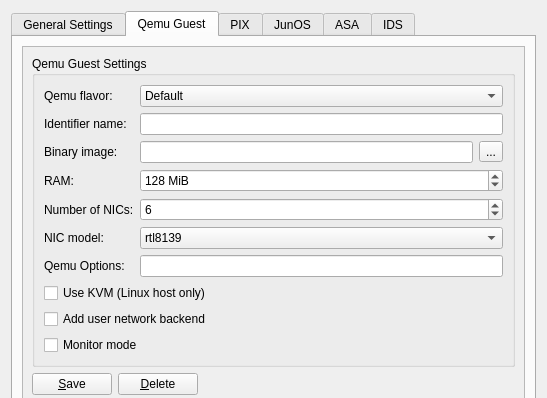
This is src/GNS3/Ui/ConfigurationPages/Form_PreferencesQemu.ui in GNS3/gns3-legacy as Qt 5 draws it before an edit; both pictures show x 0 to 547 and y 0 to 398 of the 547 by 606 pixel window. The edited form follows.
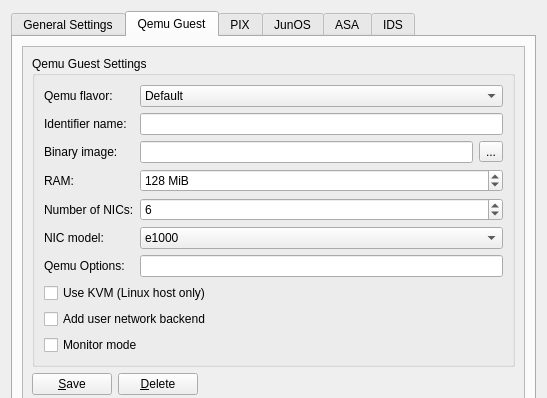
This is the edited form. The open tabs and pages were chosen to show the change.

Commit message: Set modal for project dialog + changed default qemu path for Windows

Diff of the .ui file:
```diff
--- a/src/GNS3/Ui/ConfigurationPages/Form_PreferencesQemu.ui
+++ b/src/GNS3/Ui/ConfigurationPages/Form_PreferencesQemu.ui
@@ -329,7 +329,7 @@
             <x>0</x>
             <y>0</y>
             <width>475</width>
-            <height>524</height>
+            <height>525</height>
            </rect>
           </property>
           <layout class="QVBoxLayout" name="verticalLayout">
@@ -467,7 +467,7 @@
               <item row="5" column="1" colspan="2">
                <widget class="QComboBox" name="QemuNIC">
                 <property name="currentIndex">
-                 <number>0</number>
+                 <number>1</number>
                 </property>
                 <item>
                  <property name="text">
```
Left out of the diff: 4 changed lines with no effect on the pictures. The commit also changes 3 other files.
